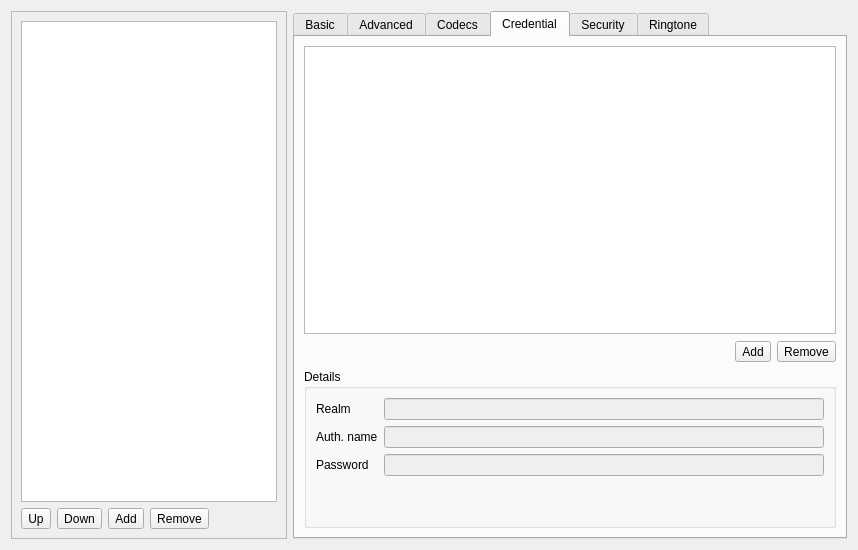
Old version of the form src/conf/dlgaccountsbase.ui in the repository KDE/ring-kde.
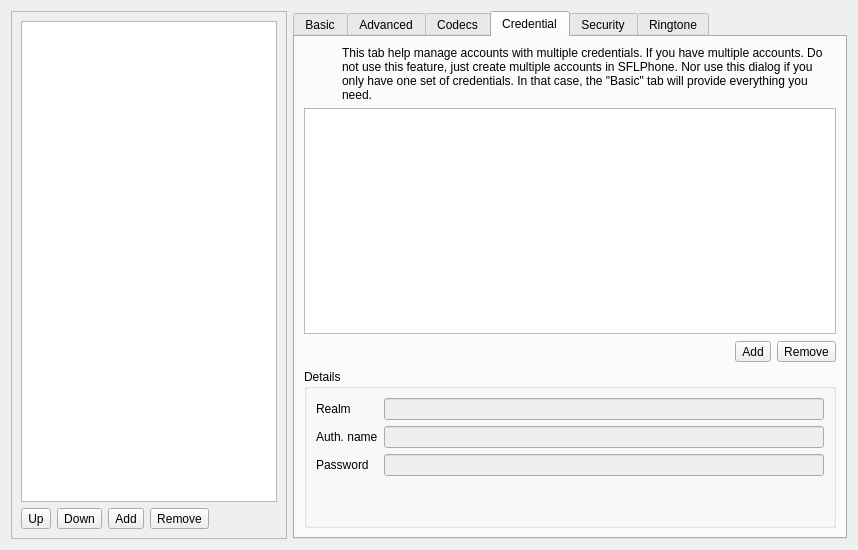
New version of the form. The open tabs and pages were chosen to show the change. Custom widgets are drawn as their Qt base class.

Commit message: [ #13594 ] More account config dialog awesomeness

Patch:
```diff
--- a/src/conf/dlgaccountsbase.ui
+++ b/src/conf/dlgaccountsbase.ui
@@ -755,7 +755,66 @@
           <string>Credential</string>
          </attribute>
          <layout class="QGridLayout" name="gridLayout">
-          <item row="2" column="0">
+          <item row="0" column="1" colspan="3">
+           <widget class="QLabel" name="m_pInfoL">
+            <property name="sizePolicy">
+             <sizepolicy hsizetype="Minimum" vsizetype="Minimum">
+              <horstretch>0</horstretch>
+              <verstretch>0</verstretch>
+             </sizepolicy>
+            </property>
+            <property name="text">
+             <string>This tab help manage accounts with multiple credentials. If you have multiple accounts. Do not use this feature, just create multiple accounts in SFLPhone. Nor use this dialog if you only have one set of credentials. In that case, the &quot;Basic&quot; tab will provide everything you need.</string>
+            </property>
+            <property name="wordWrap">
+             <bool>true</bool>
+            </property>
+           </widget>
+          </item>
+          <item row="2" column="2">
+           <widget class="QToolButton" name="button_add_credential">
+            <property name="text">
+             <string comment="Add new credential">Add</string>
+            </property>
+           </widget>
+          </item>
+          <item row="2" column="3">
+           <widget class="QToolButton" name="button_remove_credential">
+            <property name="text">
+             <string comment="Remove selected credential">Remove</string>
+            </property>
+           </widget>
+          </item>
+          <item row="0" column="0">
+           <widget class="QLabel" name="m_pInfoIconL">
+            <property name="sizePolicy">
+             <sizepolicy hsizetype="Minimum" vsizetype="Minimum">
+              <horstretch>0</horstretch>
+              <verstretch>0</verstretch>
+             </sizepolicy>
+            </property>
+            <property name="maximumSize">
+             <size>
+              <width>32</width>
+              <height>16777215</height>
+             </size>
+            </property>
+            <property name="text">
+             <string/>
+            </property>
+           </widget>
+          </item>
+          <item row="1" column="0" colspan="4">
+           <widget class="QListView" name="list_credential">
+            <property name="sizePolicy">
+             <sizepolicy hsizetype="Expanding" vsizetype="Expanding">
+              <horstretch>0</horstretch>
+              <verstretch>0</verstretch>
+             </sizepolicy>
+            </property>
+           </widget>
+          </item>
+          <item row="2" column="0" colspan="2">
            <spacer name="horizontalSpacer_2">
             <property name="orientation">
              <enum>Qt::Horizontal</enum>
@@ -768,7 +827,7 @@
             </property>
            </spacer>
           </item>
-          <item row="3" column="0" colspan="3">
+          <item row="3" column="0" colspan="4">
            <widget class="QGroupBox" name="group_credential">
             <property name="sizePolicy">
              <sizepolicy hsizetype="Preferred" vsizetype="Minimum">
@@ -847,30 +906,6 @@
             </layout>
            </widget>
           </item>
-          <item row="2" column="1">
-           <widget class="QToolButton" name="button_add_credential">
-            <property name="text">
-             <string comment="Add new credential">Add</string>
-            </property>
-           </widget>
-          </item>
-          <item row="2" column="2">
-           <widget class="QToolButton" name="button_remove_credential">
-            <property name="text">
-             <string comment="Remove selected credential">Remove</string>
-            </property>
-           </widget>
-          </item>
-          <item row="0" column="0" rowspan="2" colspan="3">
-           <widget class="QListView" name="list_credential">
-            <property name="sizePolicy">
-             <sizepolicy hsizetype="Expanding" vsizetype="Expanding">
-              <horstretch>0</horstretch>
-              <verstretch>0</verstretch>
-             </sizepolicy>
-            </property>
-           </widget>
-          </item>
          </layout>
         </widget>
         <widget class="QWidget" name="tab_2">
```
The commit also changes 2 other files.
